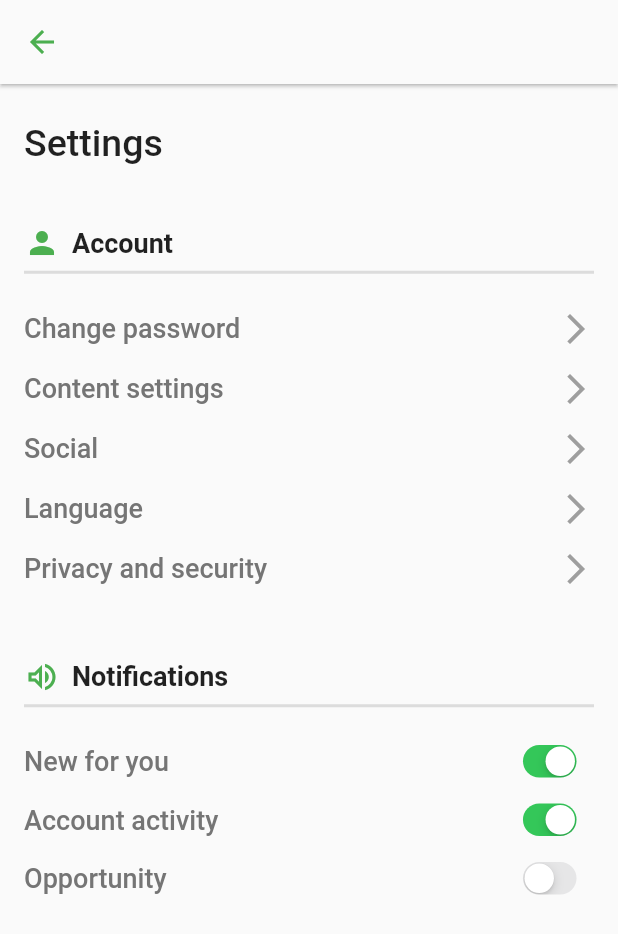
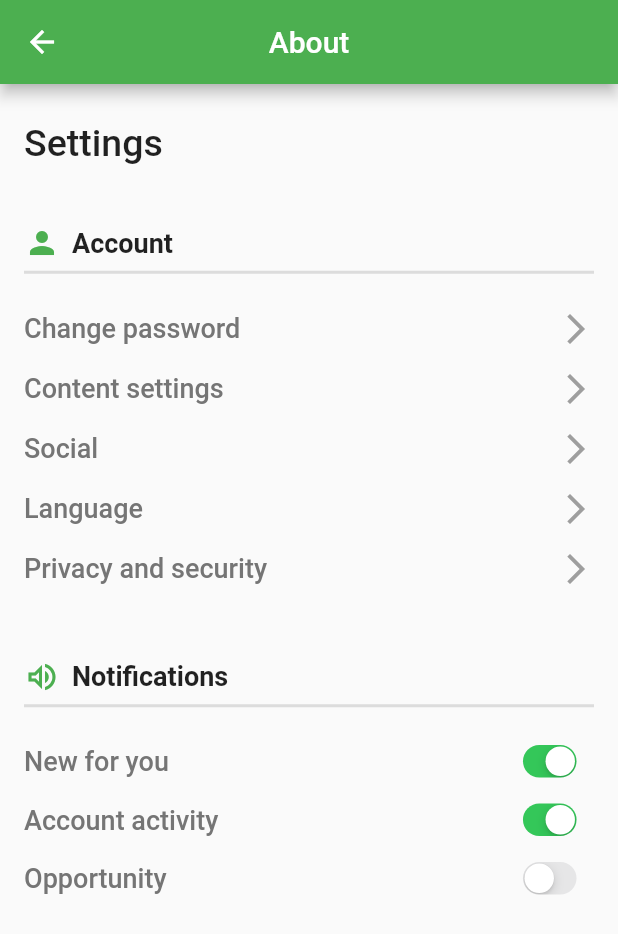
Before and after one commit to paologeroin/pim_group, a Flutter app: the SettingsPage screen opened directly, on a phone screen of 412 x 824 dp. Shown: the top 934 px of the screen. Run offline on Flutter 3.47's test engine with Material 2 defaults, Android fonts, the phone set to English and light mode, and no system bars; our stand-ins replace flutter_login, quickalert, syncfusion_flutter_charts.

Commit message:
added SleepPage with a trial graph and and other small changes to SettingsPage

```diff
--- a/project/lib/pages/SettingsPage.dart
+++ b/project/lib/pages/SettingsPage.dart
@@ -10,16 +10,16 @@ class _SettingsPageState extends State<SettingsPage> {
   @override
   Widget build(BuildContext context) {
     return Scaffold(
-      appBar: AppBar(
-        backgroundColor: Theme.of(context).scaffoldBackgroundColor,
-        elevation: 1,
+      appBar: AppBar(title: const Text ('About',
+      textAlign: TextAlign.center),
+      centerTitle: true,
       leading: IconButton(
         onPressed: () {
           Navigator.of(context).pop();
         },
         icon: Icon(
           Icons.arrow_back,
-            color: Colors.green,
+          color: Colors.white,
         ),
       ),
       ),
--- a/project/pubspec.yaml
+++ b/project/pubspec.yaml
@@ -33,6 +33,7 @@ dependencies:
   provider: ^6.0.5 # aggiunto
   material_design_icons_flutter: ^6.0.7096 # aggiunto
   intl: ^0.18.0 # aggiunto
+  syncfusion_flutter_charts: ^21.1.41
   flutter_login: ^4.1.1
   quickalert:
 
```
Also changed, not shown: project/lib/pages/HomePage.dart (+11 -0 lines), project/lib/pages/SleepPage.dart (added, +69 -0 lines), project/pubspec.lock. Lines whose indentation alone changed are shown as unchanged.
